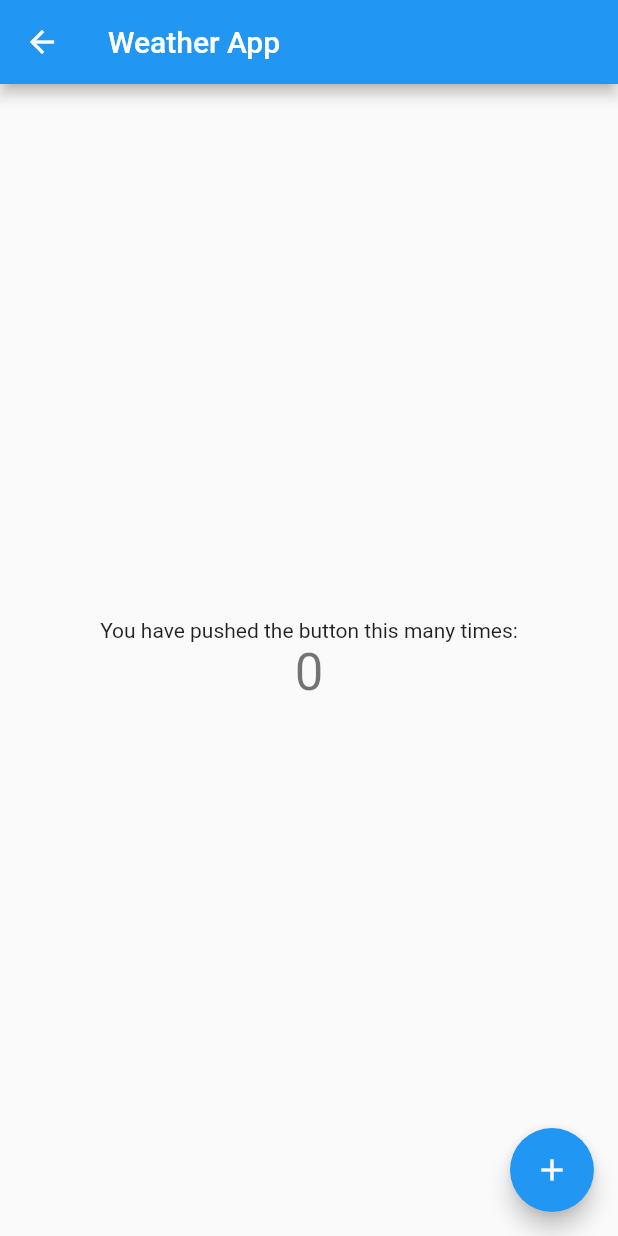
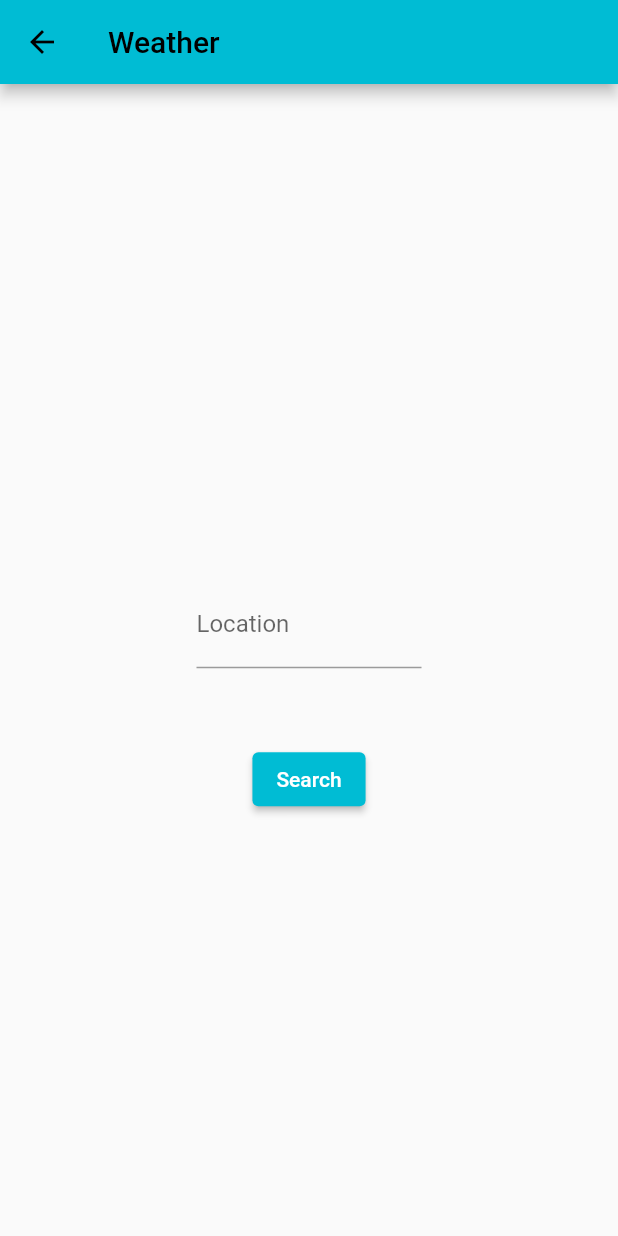
Before and after one commit to MrSR2000/WeatherApp, a Flutter app: the MyHomePage screen opened by its route, on a phone screen of 412 x 824 dp. Run offline on Flutter 3.47's test engine with Material 2 defaults, Android fonts, the phone set to English and light mode, and no system bars; our stand-ins replace shared_preferences; missing offline and left inert: dart:ffi; accounts and stored records are empty; network calls fail.

Commit message:
home_screen

```diff
--- /dev/null
+++ b/lib/model.dart
@@ -0,0 +1,100 @@
+/*
+dummy of api response
+{
+  "coord": {
+    "lon": 10.99,
+    "lat": 44.34
+  },
+  "weather": [
+    {
+      "id": 501,
+      "main": "Rain",
+      "description": "moderate rain",
+      "icon": "10d"
+    }
+  ],
+  "base": "stations",
+  "main": {
+    "temp": 298.48,
+    "feels_like": 298.74,
+    "temp_min": 297.56,
+    "temp_max": 300.05,
+    "pressure": 1015,
+    "humidity": 64,
+    "sea_level": 1015,
+    "grnd_level": 933
+  },
+  "visibility": 10000,
+  "wind": {
+    "speed": 0.62,
+    "deg": 349,
+    "gust": 1.18
+  },
+  "rain": {
+    "1h": 3.16
+  },
+  "clouds": {
+    "all": 100
+  },
+  "dt": 1661870592,
+  "sys": {
+    "type": 2,
+    "id": 2075663,
+    "country": "IT",
+    "sunrise": 1661834187,
+    "sunset": 1661882248
+  },
+  "timezone": 7200,
+  "id": 3163858,
+  "name": "Zocca",
+  "cod": 200
+}
+*/
+
+class WeatherInfo {
+  final String description;
+  final String icon;
+
+  WeatherInfo({required this.description, required this.icon});
+
+  factory WeatherInfo.fromJson(Map<String, dynamic> json) {
+    final description = json['description'];
+    final icon = json['icon'];
+
+    return WeatherInfo(description: description, icon: icon);
+  }
+}
+
+class TempInfo {
+  final double temp;
+
+  TempInfo({required this.temp});
+
+  factory TempInfo.fromJson(Map<String, dynamic> json) {
+    final temp = json['temp'];
+    return TempInfo(temp: temp);
+  }
+}
+
+class WeatherResponse {
+  final String locationName;
+  final TempInfo tempinfo;
+  final WeatherInfo weatherinfo;
+
+  WeatherResponse(
+      {required this.locationName,
+      required this.tempinfo,
+      required this.weatherinfo});
+
+  factory WeatherResponse.fromJson(Map<String, dynamic> json) {
+    final locationName = json['name'];
+    final tempinfoJson = json['main'];
+    final tempinfo = TempInfo.fromJson(tempinfoJson);
+    final weatherinfoJson = json['weather'][0];
+    final weatherinfo = WeatherInfo.fromJson(weatherinfoJson);
+    return WeatherResponse(
+        locationName: locationName,
+        tempinfo: tempinfo,
+        weatherinfo: weatherinfo);
+  }
+}
--- a/lib/screens/home_screen.dart
+++ b/lib/screens/home_screen.dart
@@ -1,4 +1,9 @@
+import 'dart:ffi';
+
 import 'package:flutter/material.dart';
+import 'package:weather_app/data_service.dart';
+import '../model.dart';
+import 'package:shared_preferences/shared_preferences.dart';
 
 class MyHomePage extends StatefulWidget {
   static const routeName = '/home-screen';
@@ -10,39 +15,93 @@ class MyHomePage extends StatefulWidget {
 }
 
 class _MyHomePageState extends State<MyHomePage> {
-  int _counter = 0;
+  final _locationTextController = TextEditingController();
+  final _dataService = DataService();
 
-  void _incrementCounter() {
+  @override
+  void initState() {
+    // TODO: implement initState
+    super.initState();
+    checkForLocationValue;
+  }
+
+  checkForLocationValue() async {
+    String location = await getLocationValue() ?? 'kathmandu';
+
     setState(() {
-      _counter++;
+      _locationTextController.text = location;
     });
+  }
+
+  WeatherResponse? _response;
+
+  getLocationValue() async {
+    SharedPreferences pref = await SharedPreferences.getInstance();
+    String location = pref.getString('locationValue')!;
+    return location;
+  }
+
+  setLocationValue() async {
+    SharedPreferences pref = await SharedPreferences.getInstance();
+    pref.setString('locationValue', _locationTextController.text);
   }
 
   @override
   Widget build(BuildContext context) {
     return Scaffold(
       appBar: AppBar(
-        title: Text(widget.title),
+        title: Text('Weather'),
       ),
       body: Center(
         child: Column(
           mainAxisAlignment: MainAxisAlignment.center,
-          children: <Widget>[
-            const Text(
-              'You have pushed the button this many times:',
+          children: [
+            if (_response != null)
+              Column(
+                children: [
+                  Text(
+                    '${_response?.tempinfo.temp}°c',
+                    style: const TextStyle(fontSize: 40),
+                  ),
+                  Text(
+                    '${_response?.weatherinfo.description}',
+                    style: const TextStyle(
+                        fontSize: 20, fontWeight: FontWeight.w300),
+                  )
+                ],
+              ),
+            Padding(
+              padding: const EdgeInsets.symmetric(vertical: 50),
+              child: SizedBox(
+                width: 150,
+                child: TextField(
+                  controller: _locationTextController,
+                  decoration: const InputDecoration(labelText: 'Location'),
+                  textAlign: TextAlign.center,
+                ),
+              ),
             ),
-            Text(
-              '$_counter',
-              style: Theme.of(context).textTheme.headline4,
+            ElevatedButton(
+              onPressed: _search,
+              child: const Text(
+                'Search',
+                style: TextStyle(
+                  color: Colors.white,
+                ),
+              ),
             ),
           ],
         ),
       ),
-      floatingActionButton: FloatingActionButton(
-        onPressed: _incrementCounter,
-        tooltip: 'Increment',
-        child: const Icon(Icons.add),
-      ),
     );
   }
+
+  void _search() async {
+    setLocationValue();
+    final response =
+        await _dataService.getWeather(_locationTextController.text);
+    setState(() {
+      _response = response;
+    });
+  }
 }
--- a/pubspec.yaml
+++ b/pubspec.yaml
@@ -36,6 +36,8 @@ dependencies:
   # The following adds the Cupertino Icons font to your application.
   # Use with the CupertinoIcons class for iOS style icons.
   cupertino_icons: ^1.0.2
+  http: ^0.13.5
+  shared_preferences: ^2.0.15
 
 dev_dependencies:
   flutter_test:
```
Also changed, not shown: lib/data_service.dart (added, +26 -0 lines), lib/main.dart (+1 -10 lines), lib/screens/help_screen.dart (+32 -10 lines), pubspec.lock, 1 other file.
